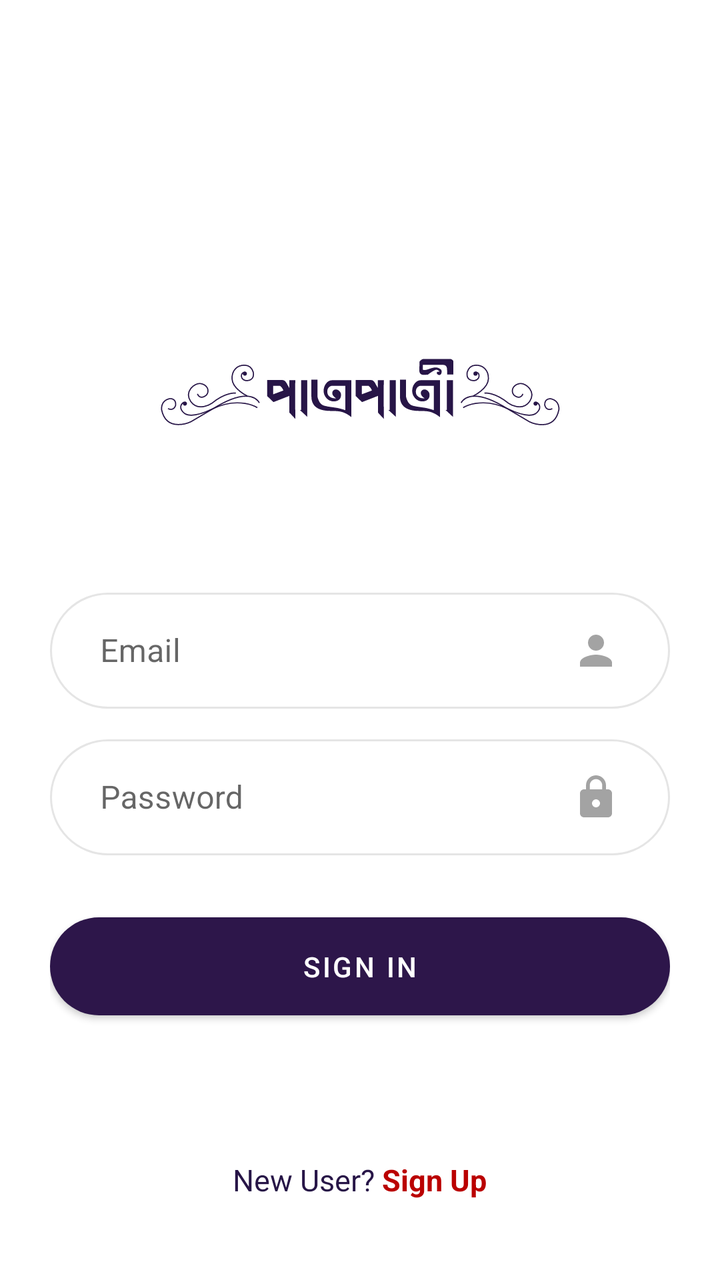
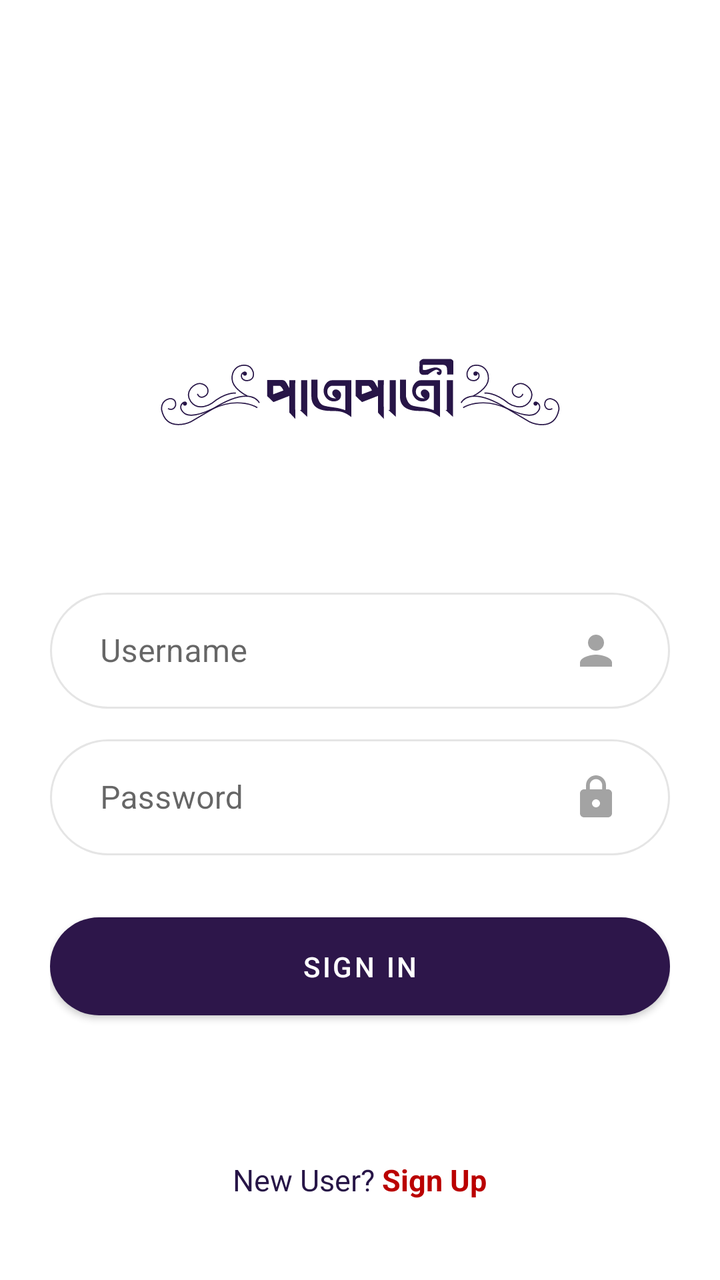

Two renders of the same Android screen: before a commit and after it. Below are the layout's source before the change and the commit's diff.
<!-- AndroidManifest.xml: application theme AppTheme -->
<!-- res/layout/activity_sign_in.xml -->
<?xml version="1.0" encoding="utf-8"?>
<RelativeLayout xmlns:android="http://schemas.android.com/apk/res/android"
    xmlns:app="http://schemas.android.com/apk/res-auto"
    xmlns:tools="http://schemas.android.com/tools"
    android:padding="25dp"
    android:layout_width="match_parent"
    android:layout_height="match_parent"
    tools:context=".views.activities.SignInActivity">

    <LinearLayout
        android:layout_centerInParent="true"
        android:gravity="center"
        android:orientation="vertical"
        android:layout_width="match_parent"
        android:layout_height="wrap_content">
        <ImageView
            app:tint="@color/colorPrimary"
            android:src="@drawable/ic_logo"
            android:layout_marginBottom="25dp"
            android:layout_width="200dp"
            android:layout_height="140dp" />
        <com.google.android.material.textfield.TextInputLayout
            style="@style/Widget.MaterialComponents.TextInputLayout.OutlinedBox"
            app:boxCornerRadiusTopStart="25dp"
            app:boxCornerRadiusTopEnd="25dp"
            app:boxCornerRadiusBottomStart="25dp"
            app:boxCornerRadiusBottomEnd="25dp"
            android:layout_width="match_parent"
            android:layout_height="wrap_content">
            <EditText
                android:id="@+id/user_email"
                android:inputType="textWebEmailAddress"
                android:singleLine="true"
                android:maxLength="25"
                android:hint="Email"
                app:drawableTint="@color/colorDeepGrey"
                android:drawableEnd="@drawable/ic_baseline_person_24"
                android:background="@drawable/shape_radius_100_edit_text"
                android:layout_marginBottom="10dp"
                android:paddingStart="25dp"
                android:paddingEnd="25dp"
                android:layout_width="match_parent"
                android:layout_height="wrap_content" />
        </com.google.android.material.textfield.TextInputLayout>
        <com.google.android.material.textfield.TextInputLayout
            style="@style/Widget.MaterialComponents.TextInputLayout.OutlinedBox"
            app:boxCornerRadiusTopStart="25dp"
            app:boxCornerRadiusTopEnd="25dp"
            app:boxCornerRadiusBottomStart="25dp"
            app:boxCornerRadiusBottomEnd="25dp"
            android:layout_width="match_parent"
            android:layout_height="wrap_content">
            <EditText
                android:id="@+id/password"
                android:inputType="textWebPassword"
                android:singleLine="true"
                android:maxLength="25"
                android:hint="Password"
                app:drawableTint="@color/colorDeepGrey"
                android:drawableEnd="@drawable/ic_baseline_lock_24"
                android:background="@drawable/shape_radius_100_edit_text"
                android:layout_marginBottom="25dp"
                android:paddingStart="25dp"
                android:paddingEnd="25dp"
                android:layout_width="match_parent"
                android:layout_height="wrap_content" />
        </com.google.android.material.textfield.TextInputLayout>
        <Button
            android:id="@+id/sign_in_button"
            android:text="Sign In"
            android:textColor="@color/colorWhite"
            app:cornerRadius="25dp"
            android:padding="15dp"
            app:backgroundTint="@color/colorAccent"
            android:layout_width="match_parent"
            android:layout_height="wrap_content" />
    </LinearLayout>

    <LinearLayout
        android:layout_centerInParent="true"
        android:layout_alignParentBottom="true"
        android:orientation="horizontal"
        android:layout_marginBottom="15dp"
        android:layout_width="wrap_content"
        android:layout_height="wrap_content">
        <TextView
            android:textSize="15sp"
            android:text="New User? "
            android:textColor="@color/colorPrimary"
            android:layout_width="wrap_content"
            android:layout_height="wrap_content"/>
        <TextView
            android:id="@+id/sign_up_button"
            android:textSize="15sp"
            android:textStyle="bold"
            android:text="Sign Up"
            android:textColor="@color/colorGuardsmanRed"
            android:layout_width="wrap_content"
            android:layout_height="wrap_content"/>
    </LinearLayout>

    <TextView
        android:visibility="gone"
        android:layout_centerInParent="true"
        android:layout_alignParentBottom="true"
        android:text="www.patropatri.com"
        android:layout_width="wrap_content"
        android:layout_height="wrap_content" />
</RelativeLayout>
<!-- resources referenced by this layout -->
<resources>
  <color name="colorAccent">#2D164A</color>
  <color name="colorDeepGrey">#A3A3A3</color>
  <color name="colorGuardsmanRed">#BA0000</color>
  <color name="colorPrimary">#271547</color>
  <color name="colorWhite">#FFFFFF</color>
  <!-- drawable ic_baseline_lock_24 (drawable) -->
  <vector xmlns:android="http://schemas.android.com/apk/res/android"
      android:width="24dp"
      android:height="24dp"
      android:viewportWidth="24"
      android:viewportHeight="24"
      android:tint="?attr/colorControlNormal">
    <path
        android:fillColor="@android:color/white"
        android:pathData="M18,8h-1L17,6c0,-2.76 -2.24,-5 -5,-5S7,3.24 7,6v2L6,8c-1.1,0 -2,0.9 -2,2v10c0,1.1 0.9,2 2,2h12c1.1,0 2,-0.9 2,-2L20,10c0,-1.1 -0.9,-2 -2,-2zM12,17c-1.1,0 -2,-0.9 -2,-2s0.9,-2 2,-2 2,0.9 2,2 -0.9,2 -2,2zM15.1,8L8.9,8L8.9,6c0,-1.71 1.39,-3.1 3.1,-3.1 1.71,0 3.1,1.39 3.1,3.1v2z"/>
  </vector>
  <!-- drawable ic_baseline_person_24 (drawable) -->
  <vector xmlns:android="http://schemas.android.com/apk/res/android"
      android:width="24dp"
      android:height="24dp"
      android:viewportWidth="24"
      android:viewportHeight="24"
      android:tint="?attr/colorControlNormal">
    <path
        android:fillColor="@android:color/white"
        android:pathData="M12,12c2.21,0 4,-1.79 4,-4s-1.79,-4 -4,-4 -4,1.79 -4,4 1.79,4 4,4zM12,14c-2.67,0 -8,1.34 -8,4v2h16v-2c0,-2.66 -5.33,-4 -8,-4z"/>
  </vector>
  <!-- drawable ic_logo: vector/xml drawable (drawable, 7260 chars, omitted) -->
  <!-- drawable shape_radius_100_edit_text (drawable) -->
  <shape xmlns:android="http://schemas.android.com/apk/res/android">
      <stroke
          android:width="1dp"
          android:color="@color/colorMediumGrey" />
      <corners
          android:radius="100dp"/>
      <solid
          android:color="@color/colorWhite"/>
      <padding
          android:left="25dp"
          android:top="15dp"
          android:right="25dp"
          android:bottom="15dp" />
  </shape>
  <style name="AppTheme" parent="Theme.MaterialComponents.DayNight.NoActionBar">
          
          <item name="colorPrimary">@color/colorPrimary</item>
          <item name="colorPrimaryDark">@color/colorPrimaryDark</item>
          <item name="colorAccent">@color/colorAccent</item>
      </style>
  <color name="colorMediumGrey">#E5E5E5</color>
  <color name="colorPrimaryDark">#43105D</color>
</resources>

<!-- the commit's change to res/layout/activity_sign_in.xml (unified diff, before → after) -->
@@ -28,11 +28,11 @@
             android:layout_width="match_parent"
             android:layout_height="wrap_content">
             <EditText
-                android:id="@+id/user_email"
-                android:inputType="textWebEmailAddress"
+                android:id="@+id/username"
+                android:inputType="text"
                 android:singleLine="true"
                 android:maxLength="25"
-                android:hint="Email"
+                android:hint="Username"
                 app:drawableTint="@color/colorDeepGrey"
                 android:drawableEnd="@drawable/ic_baseline_person_24"
                 android:background="@drawable/shape_radius_100_edit_text"
